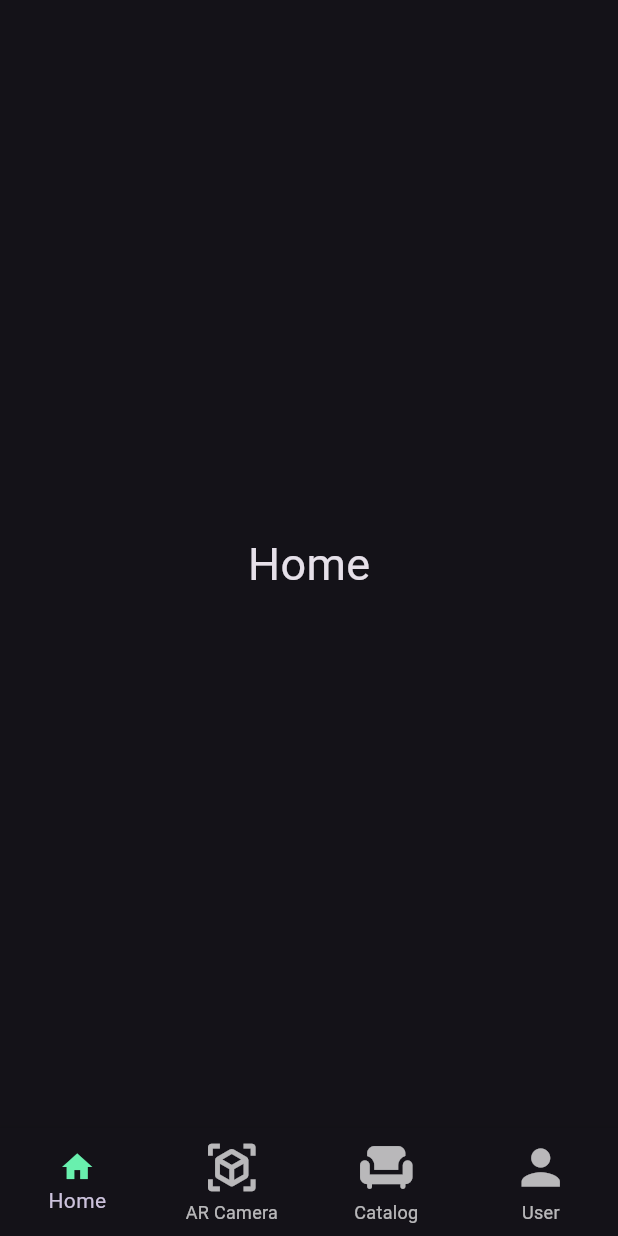
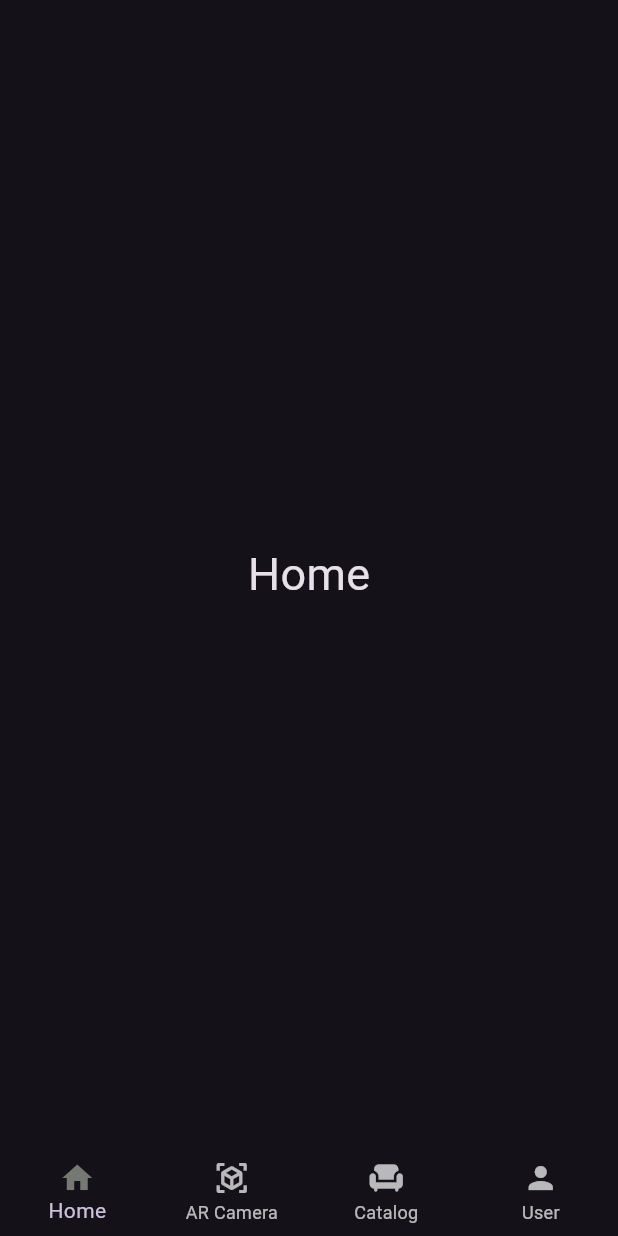
Before and after one commit to ObesePoptarts/interior-design-ar, a Flutter app: the screen it shows after launch, on a phone screen of 412 x 824 dp. Run offline on Flutter 3.47's test engine with Material 3 defaults, Android fonts, the phone set to English and light mode, and no system bars.

Commit message:
UI Setup: Navigation Bar

```diff
--- a/lib/views/home_screen.dart
+++ b/lib/views/home_screen.dart
@@ -50,8 +50,8 @@ class HomeScreen extends StatelessWidget {
               label: "User"),
         ],
 
-        selectedIconTheme: const IconThemeData(color:Colors.greenAccent ,size:24),
-        unselectedIconTheme: const IconThemeData(size:38)
+        selectedIconTheme: const IconThemeData(size:24, color:Color.fromARGB(255, 118, 121, 115)),
+        unselectedIconTheme: const IconThemeData()
       ),
     );
   }
--- a/lib/views/splash_screen.dart
+++ b/lib/views/splash_screen.dart
@@ -15,7 +15,7 @@ class _SplashScreenState extends State<SplashScreen> {
   void initState() {
     super.initState();
 
-    Timer(const Duration(seconds: 3), () {
+    Timer(const Duration(seconds: 2), () {
       Navigator.pushReplacement(
         context,
         MaterialPageRoute(builder: (context) => const HomeScreen()),
```
